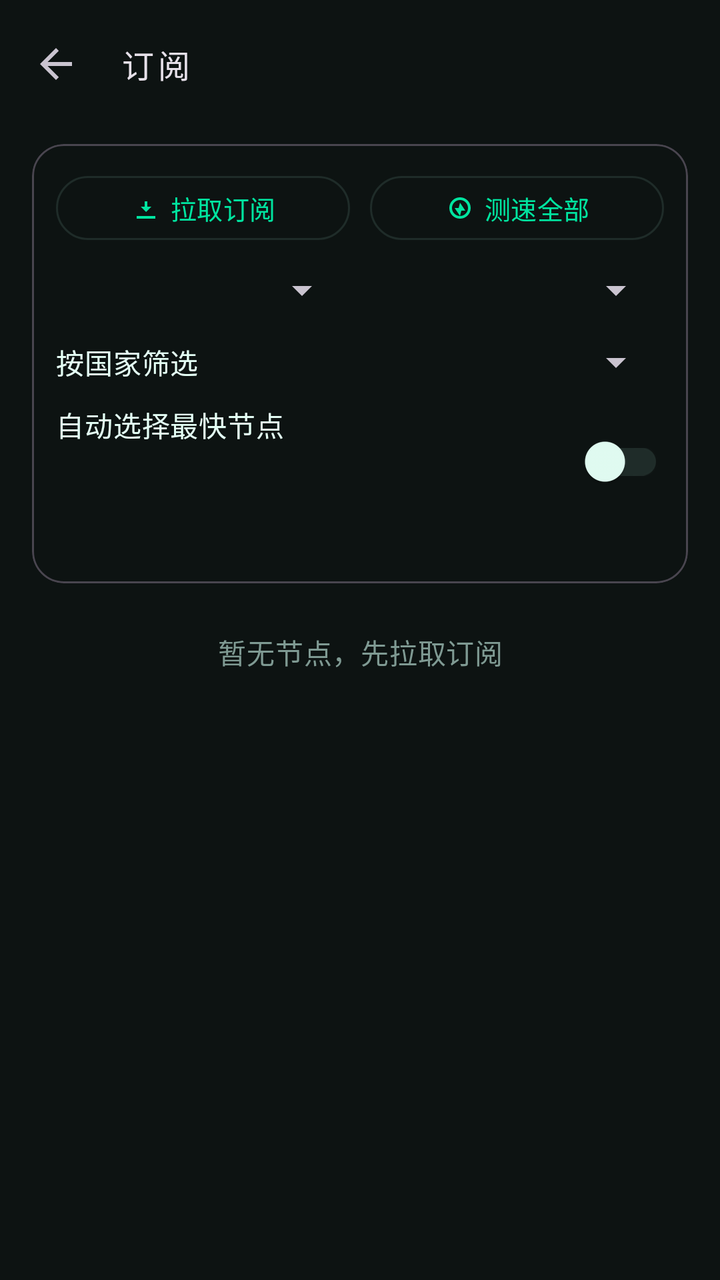
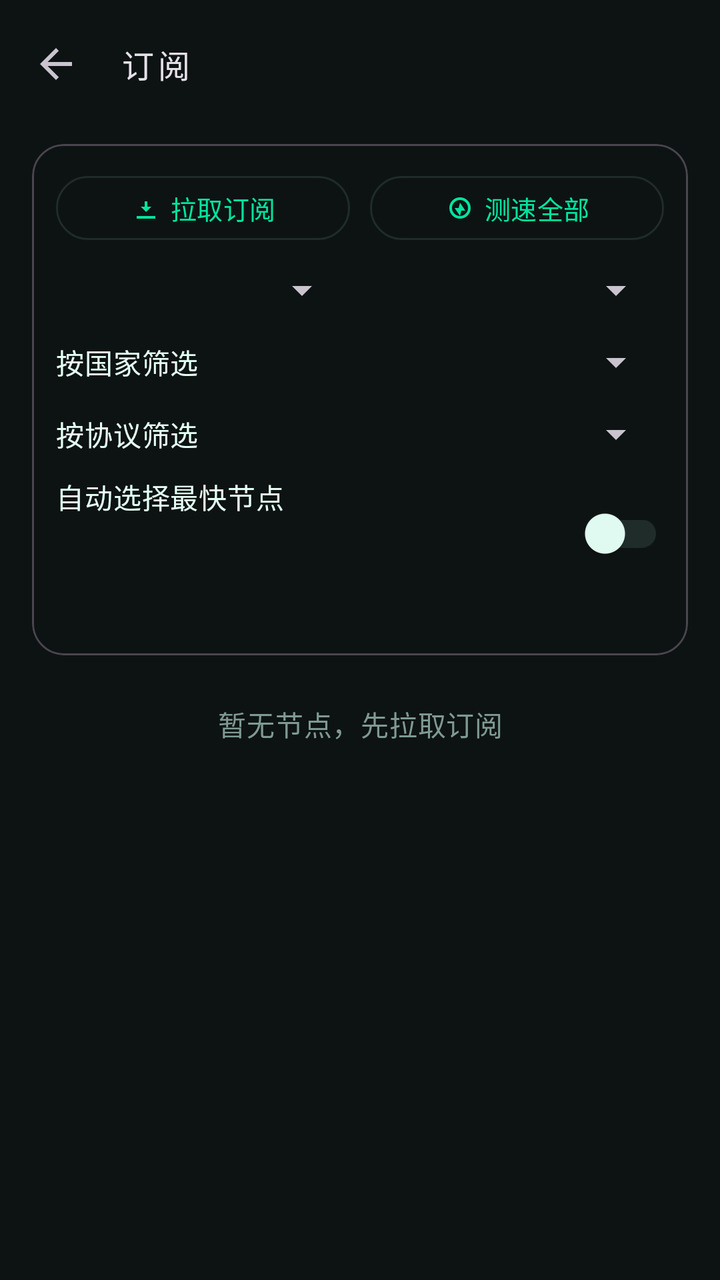

Screens rendered from an Android XML layout before and after an edit, with the pre-edit source and the edit as a unified diff.
<!-- AndroidManifest.xml: application theme Theme.TunVPN -->
<!-- res/layout/activity_subscribe.xml -->
<?xml version="1.0" encoding="utf-8"?>
<LinearLayout xmlns:android="http://schemas.android.com/apk/res/android"
	xmlns:app="http://schemas.android.com/apk/res-auto"
	android:orientation="vertical"
	android:layout_width="match_parent"
	android:layout_height="match_parent"
	android:background="?attr/colorSurface">
	<com.google.android.material.appbar.MaterialToolbar
		android:id="@+id/toolbar"
		android:layout_width="match_parent"
		android:layout_height="?attr/actionBarSize"
		app:navigationIcon="?attr/homeAsUpIndicator"
		app:title="@string/subscribe"
		app:titleTextAppearance="@style/TextAppearance.TunVPN.Toolbar"/>
	<com.google.android.material.card.MaterialCardView
		style="@style/Widget.Material3.CardView.Outlined"
		android:layout_width="match_parent"
		android:layout_height="wrap_content"
		android:layout_marginLeft="16dp"
		android:layout_marginRight="16dp"
		android:layout_marginTop="8dp"
		app:cardCornerRadius="16dp">
		<LinearLayout
			android:orientation="vertical"
			android:layout_width="match_parent"
			android:layout_height="wrap_content"
			android:padding="12dp">
			<LinearLayout
				android:orientation="horizontal"
				android:layout_width="match_parent"
				android:layout_height="wrap_content">
				<com.google.android.material.button.MaterialButton
					android:id="@+id/sub_fetch"
					style="?attr/materialButtonOutlinedStyle"
					android:layout_width="0dp"
					android:layout_weight="1"
					android:layout_height="wrap_content"
					android:minHeight="40dp"
					android:text="@string/sub_fetch"
					android:textSize="13sp"
					app:cornerRadius="20dp"
					app:icon="@drawable/ic_subscribe"
					app:iconGravity="textStart"
					app:iconPadding="4dp"
					app:iconSize="16dp"/>
				<com.google.android.material.button.MaterialButton
					android:id="@+id/sub_test_all"
					style="?attr/materialButtonOutlinedStyle"
					android:layout_width="0dp"
					android:layout_weight="1"
					android:layout_height="wrap_content"
					android:layout_marginStart="10dp"
					android:minHeight="40dp"
					android:text="@string/sub_test_all"
					android:textSize="13sp"
					app:cornerRadius="20dp"
					app:icon="@drawable/ic_speed"
					app:iconGravity="textStart"
					app:iconPadding="4dp"
					app:iconSize="16dp"/>
			</LinearLayout>
			<LinearLayout
				android:orientation="horizontal"
				android:layout_width="match_parent"
				android:layout_height="wrap_content"
				android:layout_marginTop="6dp">
				<Spinner
					android:id="@+id/sub_sort"
					android:layout_width="0dp"
					android:layout_weight="1"
					android:layout_height="wrap_content"
					android:minHeight="30dp"
					android:spinnerMode="dropdown"/>
				<Spinner
					android:id="@+id/sub_filter"
					android:layout_width="0dp"
					android:layout_weight="1"
					android:layout_height="wrap_content"
					android:layout_marginStart="10dp"
					android:minHeight="30dp"
					android:spinnerMode="dropdown"/>
			</LinearLayout>
			<LinearLayout
				android:orientation="horizontal"
				android:layout_width="match_parent"
				android:layout_height="wrap_content"
				android:layout_marginTop="6dp"
				android:gravity="center_vertical">
				<TextView
					android:layout_width="wrap_content"
					android:layout_height="wrap_content"
					android:text="@string/sub_country_filter_label"
					android:textAppearance="?attr/textAppearanceBodyMedium"
					android:textColor="?attr/colorOnSurface"/>
				<Spinner
					android:id="@+id/sub_country_filter"
					android:layout_width="0dp"
					android:layout_height="wrap_content"
					android:layout_weight="1"
					android:layout_marginStart="10dp"
					android:minHeight="30dp"
					android:spinnerMode="dropdown"/>
			</LinearLayout>
			<LinearLayout
				android:orientation="horizontal"
				android:layout_width="match_parent"
				android:layout_height="wrap_content"
				android:layout_marginTop="6dp"
				android:gravity="center_vertical">
				<LinearLayout
					android:orientation="vertical"
					android:layout_width="0dp"
					android:layout_height="wrap_content"
					android:layout_weight="1">
					<TextView
						android:layout_width="match_parent"
						android:layout_height="wrap_content"
						android:text="@string/sub_auto"
						android:textAppearance="?attr/textAppearanceBodyMedium"
						android:textColor="?attr/colorOnSurface"/>
					<TextView
						android:id="@+id/sub_auto_hint"
						android:layout_width="match_parent"
						android:layout_height="wrap_content"
						android:paddingTop="2dp"
						android:textAppearance="?attr/textAppearanceBodySmall"
						android:textColor="?attr/colorPrimary"/>
					<TextView
						android:id="@+id/sub_test_url"
						android:layout_width="match_parent"
						android:layout_height="wrap_content"
						android:ellipsize="middle"
						android:maxLines="1"
						android:paddingBottom="2dp"
						android:textAppearance="?attr/textAppearanceBodySmall"
						android:textColor="?attr/colorPrimary"/>
				</LinearLayout>
				<com.google.android.material.switchmaterial.SwitchMaterial
					android:id="@+id/sub_auto"
					android:layout_width="wrap_content"
					android:layout_height="wrap_content"
					android:layout_marginStart="8dp"/>
			</LinearLayout>
			<LinearLayout
				android:id="@+id/sub_country_row"
				android:orientation="horizontal"
				android:layout_width="match_parent"
				android:layout_height="wrap_content"
				android:layout_marginTop="6dp"
				android:gravity="center_vertical"
				android:visibility="gone">
				<TextView
					android:layout_width="0dp"
					android:layout_height="wrap_content"
					android:layout_weight="1"
					android:text="@string/sub_country_label"
					android:textAppearance="?attr/textAppearanceBodyMedium"
					android:textColor="?attr/colorOnSurface"/>
				<Spinner
					android:id="@+id/sub_country"
					android:layout_width="0dp"
					android:layout_height="wrap_content"
					android:layout_weight="1"
					android:minHeight="30dp"
					android:spinnerMode="dropdown"/>
				<com.google.android.material.button.MaterialButton
					android:id="@+id/sub_detect_country"
					style="?attr/materialButtonOutlinedStyle"
					android:layout_width="wrap_content"
					android:layout_height="wrap_content"
					android:layout_marginStart="8dp"
					android:minHeight="32dp"
					android:text="@string/sub_detect"
					android:textSize="12sp"/>
			</LinearLayout>
			<TextView
				android:id="@+id/sub_stats"
				android:layout_width="match_parent"
				android:layout_height="wrap_content"
				android:layout_marginTop="4dp"
				android:textAppearance="?attr/textAppearanceBodySmall"
				android:textColor="?attr/colorOnSurfaceVariant"/>
			</LinearLayout>
			</com.google.android.material.card.MaterialCardView>
	<TextView
		android:id="@+id/sub_empty"
		android:layout_width="match_parent"
		android:layout_height="wrap_content"
		android:gravity="center"
		android:padding="24dp"
		android:text="@string/sub_empty"
		android:textAppearance="?attr/textAppearanceBodyMedium"
		android:textColor="?attr/colorOnSurfaceVariant"/>
	<ListView
		android:id="@+id/sub_list"
		android:layout_width="match_parent"
		android:layout_height="match_parent"
		android:clipToPadding="false"
		android:divider="@android:color/transparent"
		android:dividerHeight="8dp"
		android:paddingLeft="16dp"
		android:paddingRight="16dp"
		android:paddingTop="8dp"
		android:paddingBottom="16dp"
		android:scrollbarStyle="outsideOverlay"/>
</LinearLayout>
<!-- resources referenced by this layout -->
<resources>
  <!-- drawable ic_speed (drawable) -->
  <vector xmlns:android="http://schemas.android.com/apk/res/android"
  	android:width="24dp"
  	android:height="24dp"
  	android:viewportWidth="24"
  	android:viewportHeight="24">
  	<path
  		android:fillColor="#000000"
  		android:pathData="M12,4a8,8 0 1,0 0,16 8,8 0 0,0 0,-16zM12,6a6,6 0 1,1 0,12 6,6 0 0,1 0,-12zM12,8l4,6h-3l-1,4 -4,-6h3l1,-4z"/>
  </vector>
  <!-- drawable ic_subscribe (drawable) -->
  <vector xmlns:android="http://schemas.android.com/apk/res/android"
  	android:width="24dp"
  	android:height="24dp"
  	android:viewportWidth="24"
  	android:viewportHeight="24">
  	<path
  		android:fillColor="#000000"
  		android:pathData="M12,15l-4,-4h3V7h2v4h3l-4,4zM5,18h14v2H5V18z"/>
  </vector>
  <string name="sub_auto">自动选择最快节点</string>
  <string name="sub_country_filter_label">按国家筛选</string>
  <string name="sub_country_label">自动选择国家/地区</string>
  <string name="sub_detect">探测国家</string>
  <string name="sub_empty">暂无节点，先拉取订阅</string>
  <string name="sub_fetch">拉取订阅</string>
  <string name="sub_test_all">测速全部</string>
  <string name="subscribe">订阅</string>
  <style name="TextAppearance.TunVPN.Toolbar" parent="TextAppearance.Material3.TitleMedium">
  		<item name="fontFamily">monospace</item>
  		<item name="android:fontFamily">monospace</item>
  		<item name="android:letterSpacing">0.12</item>
  	</style>
  <style name="Theme.TunVPN" parent="Theme.Material3.Dark.NoActionBar">
  		<item name="colorPrimary">#00E5A0</item>
  		<item name="colorOnPrimary">#060A09</item>
  		<item name="colorPrimaryContainer">#10261F</item>
  		<item name="colorOnPrimaryContainer">#6CFFD0</item>
  		<item name="colorSecondary">#00E5A0</item>
  		<item name="colorOnSecondary">#060A09</item>
  		<item name="colorSecondaryContainer">#0B2E26</item>
  		<item name="colorOnSecondaryContainer">#6CFFD0</item>
  		<item name="colorError">#FF5C7A</item>
  		<item name="colorOnError">#060A09</item>
  		<item name="colorErrorContainer">#3A1220</item>
  		<item name="colorOnErrorContainer">#FFC2CE</item>
  		<item name="android:colorBackground">#060A09</item>
  		<item name="colorSurface">#0D1312</item>
  		<item name="colorOnSurface">#E4FFF5</item>
  		<item name="colorSurfaceVariant">#131B1A</item>
  		<item name="colorOnSurfaceVariant">#7F9A93</item>
  		<item name="colorSurfaceContainer">#18221F</item>
  		<item name="colorOutline">#1F2C29</item>
  		<item name="android:statusBarColor">@android:color/transparent</item>
  		<item name="android:navigationBarColor">@android:color/transparent</item>
  		<item name="android:windowLightStatusBar">false</item>
  		<item name="android:windowBackground">#060A09</item>
  	</style>
</resources>

<!-- the commit's change to res/layout/activity_subscribe.xml (unified diff, before → after) -->
@@ -94,6 +94,27 @@
 					android:textColor="?attr/colorOnSurface"/>
 				<Spinner
 					android:id="@+id/sub_country_filter"
+					android:layout_width="0dp"
+					android:layout_height="wrap_content"
+					android:layout_weight="1"
+					android:layout_marginStart="10dp"
+					android:minHeight="30dp"
+					android:spinnerMode="dropdown"/>
+			</LinearLayout>
+			<LinearLayout
+				android:orientation="horizontal"
+				android:layout_width="match_parent"
+				android:layout_height="wrap_content"
+				android:layout_marginTop="6dp"
+				android:gravity="center_vertical">
+				<TextView
+					android:layout_width="wrap_content"
+					android:layout_height="wrap_content"
+					android:text="@string/sub_proto_filter_label"
+					android:textAppearance="?attr/textAppearanceBodyMedium"
+					android:textColor="?attr/colorOnSurface"/>
+				<Spinner
+					android:id="@+id/sub_proto_filter"
 					android:layout_width="0dp"
 					android:layout_height="wrap_content"
 					android:layout_weight="1"
<!-- resource entries referenced after the edit -->
@@ -26,6 +26,7 @@
   <string name="sub_detect">探测国家</string>
   <string name="sub_empty">暂无节点，先拉取订阅</string>
   <string name="sub_fetch">拉取订阅</string>
+  <string name="sub_proto_filter_label">按协议筛选</string>
   <string name="sub_test_all">测速全部</string>
   <string name="subscribe">订阅</string>
   <style name="TextAppearance.TunVPN.Toolbar" parent="TextAppearance.Material3.TitleMedium">
